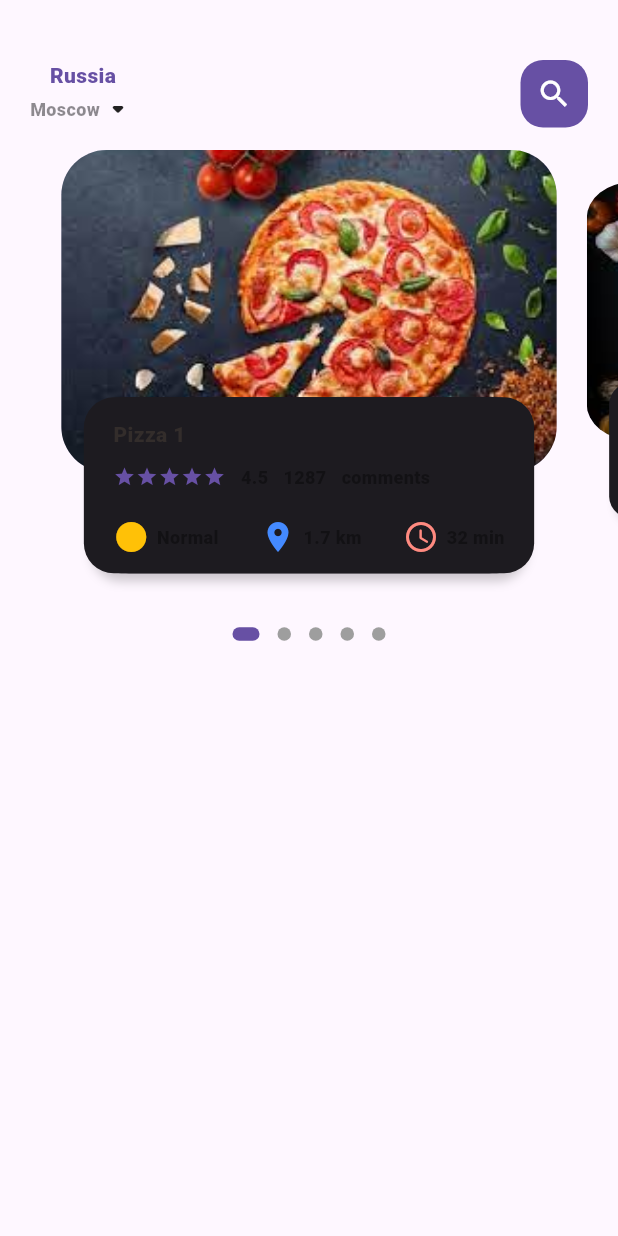
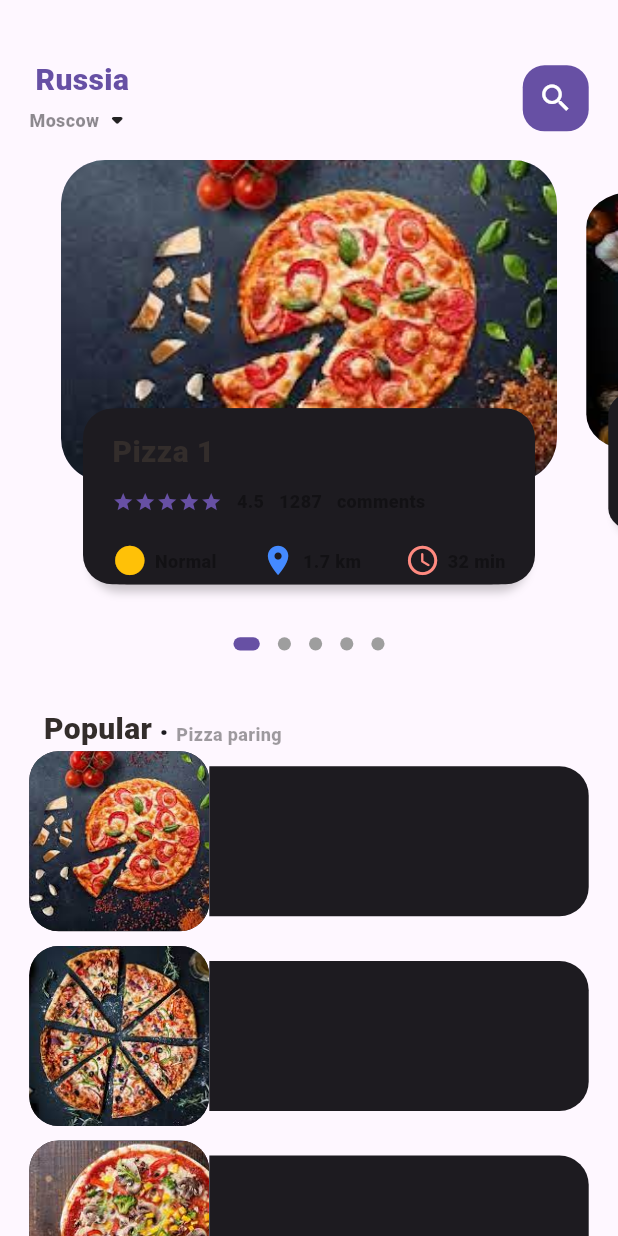
Before and after one commit to anatoliyKaragodin/flutter_ecommerce_app, a Flutter app: the screen it shows after launch, on a phone screen of 412 x 824 dp. Run offline on Flutter 3.47's test engine with Material 2 defaults, Android fonts, the phone set to English and light mode, and no system bars; drawn by our look-alikes of dots_indicator; our stand-ins replace get.

Commit message:
add Popular part in main_home_page_body.dart

```diff
--- a/lib/home_page/main_home_page.dart
+++ b/lib/home_page/main_home_page.dart
@@ -1,5 +1,6 @@
 import 'package:flutter/material.dart';
 import 'package:flutter_ecommerce_app/home_page/main_home_page_body.dart';
+import 'package:flutter_ecommerce_app/utils/dimensions.dart';
 import 'package:flutter_ecommerce_app/widgets/big_text_widget.dart';
 import 'package:flutter_ecommerce_app/widgets/small_text_widget.dart';
 
@@ -11,7 +12,6 @@ class MainHomePage extends StatefulWidget {
 }
 
 class _MainHomePageState extends State<MainHomePage> {
-
   @override
   Widget build(BuildContext context) {
     return Scaffold(
@@ -20,8 +20,11 @@ class _MainHomePageState extends State<MainHomePage> {
           /// Header
           Container(
             child: Container(
-              margin: EdgeInsets.only(top: 40, bottom: 15),
-              padding: EdgeInsets.only(left: 20, right: 20),
+              margin: EdgeInsets.only(
+                  top: Dimensions.height10 * 4, bottom: Dimensions.height15),
+              padding: EdgeInsets.only(
+                  left: Dimensions.height10 * 2,
+                  right: Dimensions.height10 * 2),
               child: Row(
                 mainAxisAlignment: MainAxisAlignment.spaceBetween,
                 children: [
@@ -33,20 +36,26 @@ class _MainHomePageState extends State<MainHomePage> {
                       ),
                       Row(
                         children: [
-                          SmallText(text: 'Moscow',
-                          color: Theme.of(context).colorScheme.onSurface.withOpacity(0.5),),
-                        Icon(Icons.arrow_drop_down_rounded)
+                          SmallText(
+                            text: 'Moscow',
+                            color: Theme.of(context)
+                                .colorScheme
+                                .onSurface
+                                .withOpacity(0.5),
+                          ),
+                          Icon(Icons.arrow_drop_down_rounded)
                         ],
                       )
                     ],
                   ),
                   Center(
                     child: Container(
-                      width: 45,
-                      height: 45,
+                      width: Dimensions.height15 * 3,
+                      height: Dimensions.height15 * 3,
                       child: Icon(Icons.search, color: Colors.white),
                       decoration: BoxDecoration(
-                          borderRadius: BorderRadius.circular(15),
+                          borderRadius:
+                              BorderRadius.circular(Dimensions.radius20 - 5),
                           color: Theme.of(context).primaryColor),
                     ),
                   )
@@ -54,8 +63,9 @@ class _MainHomePageState extends State<MainHomePage> {
               ),
             ),
           ),
+
           /// Body
-          MainHomePageBody(),
+          Expanded(child: SingleChildScrollView(child: MainHomePageBody())),
         ],
       ),
     );
--- a/lib/home_page/main_home_page_body.dart
+++ b/lib/home_page/main_home_page_body.dart
@@ -42,6 +42,7 @@ class _MainHomePageBodyState extends State<MainHomePageBody> {
   Widget build(BuildContext context) {
     return Column(
       children: [
+        /// Carousel section
         Container(
           height: Dimensions.pageView,
           child: PageView.builder(
@@ -51,15 +52,94 @@ class _MainHomePageBodyState extends State<MainHomePageBody> {
                 return _buildPageItem(context, position);
               }),
         ),
+
+        /// Dots
         DotsIndicator(
           dotsCount: 5,
           position: _currentPageValue,
           decorator: DotsDecorator(
-            size: const Size.square(9.0),
-            activeSize: const Size(18.0, 9.0),
+            size: Size.square(Dimensions.iconSize10 * 0.9),
+            activeSize:
+                Size(Dimensions.iconSize10 * 1.8, Dimensions.iconSize10 * 0.9),
             activeShape: RoundedRectangleBorder(
-                borderRadius: BorderRadius.circular(5.0)),
+                borderRadius: BorderRadius.circular(Dimensions.radius20 / 4)),
           ),
+        ),
+
+        /// Popular text
+        SizedBox(height: Dimensions.height10 * 3),
+        Container(
+          margin: EdgeInsets.only(left: Dimensions.height10 * 3),
+          child: Row(
+            crossAxisAlignment: CrossAxisAlignment.end,
+            children: [
+              BigText(text: 'Popular'),
+              SizedBox(height: Dimensions.height10),
+              Container(
+                margin: EdgeInsets.only(
+                    left: Dimensions.height10 / 2,
+                    right: Dimensions.height10 / 2,
+                    bottom: Dimensions.height10 * 0.3),
+                child: BigText(
+                    text: '.', color: Theme.of(context).colorScheme.onSurface),
+              ),
+              SizedBox(height: Dimensions.height10),
+              Container(
+                margin: EdgeInsets.only(bottom: Dimensions.height10 * 0.3),
+                child: SmallText(text: 'Pizza paring'),
+              )
+            ],
+          ),
+        ),
+
+        /// List of food and images
+        Container(
+          height: 900,
+          child: ListView.builder(
+              physics: NeverScrollableScrollPhysics(),
+              itemCount: 5,
+              itemBuilder: (BuildContext context, int index) {
+                return Container(
+                  margin: EdgeInsets.only(
+                      left: Dimensions.height10 * 2,
+                      right: Dimensions.height10 * 2,
+                  bottom: Dimensions.height10
+                  ),
+                  child: Row(
+                    children: [
+                      /// Image section
+                      Container(
+                        width: 120,
+                        height: 120,
+                        decoration: BoxDecoration(
+
+                            borderRadius:
+                                BorderRadius.circular(Dimensions.radius20),
+                            color: Theme.of(context).colorScheme.onBackground,
+                            image: DecorationImage(
+                              fit: BoxFit.cover,
+                                image: AssetImage(
+                                    'assets/images/pizza${index + 1}.jpg'))),
+                      ),
+                      /// Text container
+                      Expanded(
+                        child: Container(
+                          height: 100,
+
+                          decoration: BoxDecoration(
+                            borderRadius: BorderRadius.only(
+                              topRight: Radius.circular(Dimensions.radius20),
+                              bottomRight: Radius.circular(Dimensions.radius20)
+                            ),
+                            color: Theme.of(context).colorScheme.onBackground
+                          ),
+
+                        ),
+                      )
+                    ],
+                  ),
+                );
+              }),
         )
       ],
     );
@@ -101,9 +181,10 @@ class _MainHomePageBodyState extends State<MainHomePageBody> {
       child: Stack(children: [
         Container(
           height: Dimensions.pageViewContainer,
-          margin: EdgeInsets.only(left: 10, right: 10),
+          margin: EdgeInsets.only(
+              left: Dimensions.height10, right: Dimensions.height10),
           decoration: BoxDecoration(
-              borderRadius: BorderRadius.circular(30),
+              borderRadius: BorderRadius.circular(Dimensions.radius20 * 1.5),
               color: index.isEven
                   ? Theme.of(context).colorScheme.secondaryContainer
                   : Theme.of(context)
@@ -118,25 +199,31 @@ class _MainHomePageBodyState extends State<MainHomePageBody> {
           alignment: Alignment.bottomCenter,
           child: Container(
             height: Dimensions.pageViewTextContainer,
-            margin: EdgeInsets.only(left: 30, right: 30, bottom: 30),
+            margin: EdgeInsets.only(
+                left: Dimensions.height15 * 2,
+                right: Dimensions.height15 * 2,
+                bottom: Dimensions.height15 * 2),
             decoration: BoxDecoration(
-                borderRadius: BorderRadius.circular(20),
+                borderRadius: BorderRadius.circular(Dimensions.radius20),
                 color: Theme.of(context).colorScheme.onBackground,
                 boxShadow: [
                   BoxShadow(
                       color:
                           Theme.of(context).colorScheme.shadow.withOpacity(0.2),
-                      blurRadius: 5.0,
+                      blurRadius: Dimensions.radius20 / 4,
                       offset: Offset(0, 5)),
                   BoxShadow(
                       color: Theme.of(context).colorScheme.onBackground,
-                      offset: Offset(-5, 0)),
+                      offset: Offset(-Dimensions.height10 / 2, 0)),
                   BoxShadow(
                       color: Theme.of(context).colorScheme.onBackground,
-                      offset: Offset(5, 0))
+                      offset: Offset(Dimensions.height10 / 2, 0))
                 ]),
             child: Container(
-              padding: EdgeInsets.only(top: Dimensions.height15, right: Dimensions.height15, left: Dimensions.height15),
+              padding: EdgeInsets.only(
+                  top: Dimensions.height15,
+                  right: Dimensions.height15,
+                  left: Dimensions.height15),
               child: Column(
                 crossAxisAlignment: CrossAxisAlignment.start,
                 children: [
@@ -144,6 +231,7 @@ class _MainHomePageBodyState extends State<MainHomePageBody> {
                   SizedBox(
                     height: Dimensions.height10,
                   ),
+
                   /// Comment section
                   Row(
                     children: [
@@ -153,40 +241,41 @@ class _MainHomePageBodyState extends State<MainHomePageBody> {
                             (index) => Icon(
                                   Icons.star,
                                   color: Theme.of(context).colorScheme.primary,
-                                  size: 15,
+                                  size: Dimensions.iconSize10 * 1.5,
                                 )),
                       ),
                       SizedBox(
-                        width: 10,
+                        width: Dimensions.height10,
                       ),
                       SmallText(text: '4.5'),
                       SizedBox(
-                        width: 10,
+                        width: Dimensions.height10,
                       ),
                       SmallText(text: '1287'),
                       SizedBox(
-                        width: 10,
+                        width: Dimensions.height10,
                       ),
                       SmallText(text: 'comments')
                     ],
                   ),
                   SizedBox(
-                    height: Dimensions.height10*2,
+                    height: Dimensions.height10 * 2,
                   ),
+
                   /// Time and distance
                   Row(
                     mainAxisAlignment: MainAxisAlignment.spaceBetween,
                     children: [
                       IconAndTextWidget(
-                          icondata: Icons.circle_rounded,
+                          iconData: Icons.circle_rounded,
                           text: 'Normal',
                           iconColor: ColorsUtil.iconColor1),
                       IconAndTextWidget(
-                          icondata: Icons.location_on,
+                          iconData: Icons.location_on,
                           text: '1.7 km',
                           iconColor: ColorsUtil.iconColor2),
                       IconAndTextWidget(
-                          icondata: Icons.access_time_rounded,
+                          iconData: Icons.access_time_rounded,
                           text: '32 min',
                           iconColor: ColorsUtil.iconColor3),
                     ],
--- a/lib/utils/dimensions.dart
+++ b/lib/utils/dimensions.dart
@@ -1,12 +1,20 @@
 import 'package:get/get.dart';
 
+/// Dynamic size of UI elements
 class Dimensions {
-static double screenHeight = Get.context!.height;
-static double screenWidth = Get.context!.width;
+  /// Get screen size
+  static double screenHeight = Get.context!.height;
+  static double screenWidth = Get.context!.width;
 
-static double pageView = screenHeight/2.64;
-static double pageViewContainer = screenHeight/3.84;
-static double pageViewTextContainer = screenHeight/7.03;
-static double height10 = screenHeight/84.4;
-static double height15 = screenHeight/56.2;
+  /// Dynamic sizes
+  static double pageView = screenHeight / 2.64;
+  static double pageViewContainer = screenHeight / 3.84;
+  static double pageViewTextContainer = screenHeight / 7.03;
+
+  static double height10 = screenHeight / 84.4;
+  static double height15 = screenHeight / 56.2;
+
+  static double font20 = screenHeight / 42.2;
+  static double radius20 = screenHeight / 42.2;
+  static double iconSize10 = screenHeight / 84.4;
 }
--- a/lib/widgets/big_text_widget.dart
+++ b/lib/widgets/big_text_widget.dart
@@ -1,4 +1,5 @@
 import 'package:flutter/material.dart';
+import 'package:flutter_ecommerce_app/utils/dimensions.dart';
 
 class BigText extends StatelessWidget {
   Color? color;
@@ -20,6 +21,7 @@ class BigText extends StatelessWidget {
       maxLines: 1,
       overflow: overflow,
       style: TextStyle(
+        fontSize: size == 0 ? Dimensions.font20 : size,
           color: color, fontWeight: FontWeight.w400, fontFamily: 'Roboto'),
     );
   }
--- a/lib/widgets/icon_and_text_widget.dart
+++ b/lib/widgets/icon_and_text_widget.dart
@@ -1,14 +1,15 @@
 import 'package:flutter/material.dart';
+import 'package:flutter_ecommerce_app/utils/dimensions.dart';
 import 'package:flutter_ecommerce_app/widgets/small_text_widget.dart';
 
 class IconAndTextWidget extends StatelessWidget {
-  final IconData icondata;
+  final IconData iconData;
   final String text;
 
   final Color iconColor;
   const IconAndTextWidget(
       {Key? key,
-      required this.icondata,
+      required this.iconData,
       required this.text,
 
       required this.iconColor})
@@ -19,15 +20,15 @@ class IconAndTextWidget extends StatelessWidget {
     return Row(
       children: [
         Icon(
-          icondata,
+          iconData,
           color: iconColor,
+          size: Dimensions.iconSize10*2.4,
         ),
         SizedBox(
-          width: 5,
+          width: Dimensions.height10/2,
         ),
         SmallText(
           text: text,
-
         )
       ],
     );
--- a/lib/widgets/small_text_widget.dart
+++ b/lib/widgets/small_text_widget.dart
@@ -1,4 +1,6 @@
 import 'package:flutter/material.dart';
+
+import '../utils/dimensions.dart';
 
 class SmallText extends StatelessWidget {
   Color? color;
@@ -6,19 +8,22 @@ class SmallText extends StatelessWidget {
   double size;
   double height;
 
-  SmallText({
-    Key? key,
-    this.color = Colors.black38,
-    required this.text,
-    this.size = 12,
-    this.height = 1.2
-  }) : super(key: key);
+  SmallText(
+      {Key? key,
+      this.color = Colors.black38,
+      required this.text,
+      this.size = 12,
+      this.height = 1.2})
+      : super(key: key);
 
   @override
   Widget build(BuildContext context) {
     return Text(
       text,
-      style: TextStyle(color: color, fontFamily: 'Roboto', fontSize: size),
+      style: TextStyle(
+          color: color,
+          fontFamily: 'Roboto',
+          fontSize: size == 0 ? Dimensions.font20 * 0.6 : size),
     );
   }
 }
```
